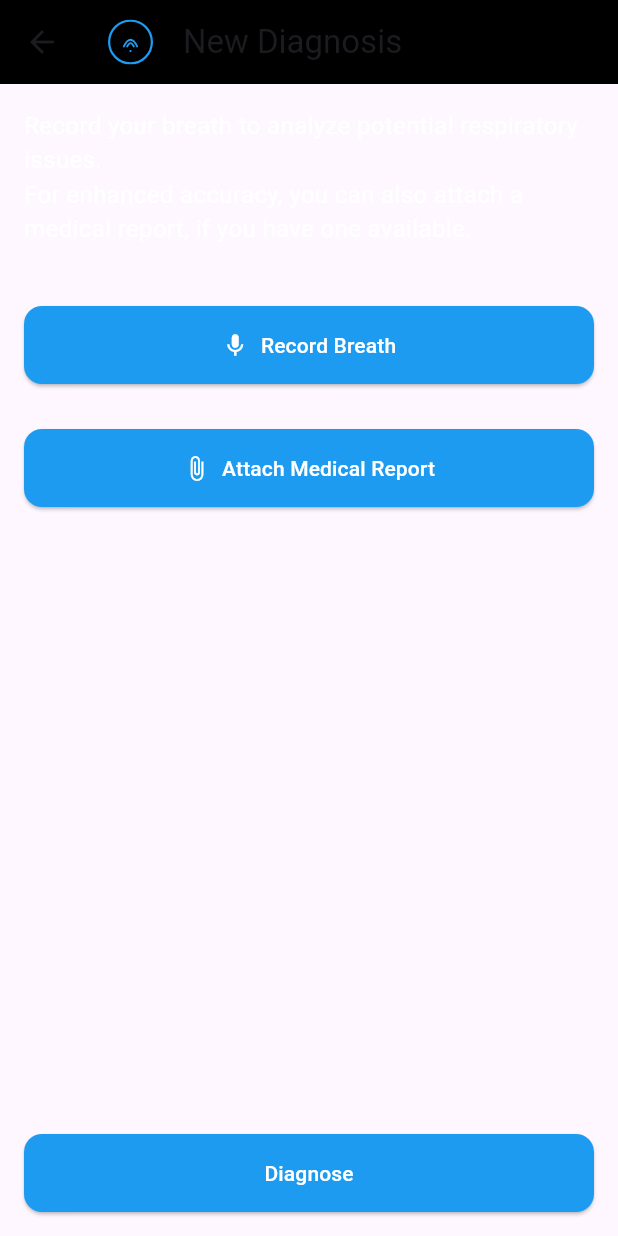
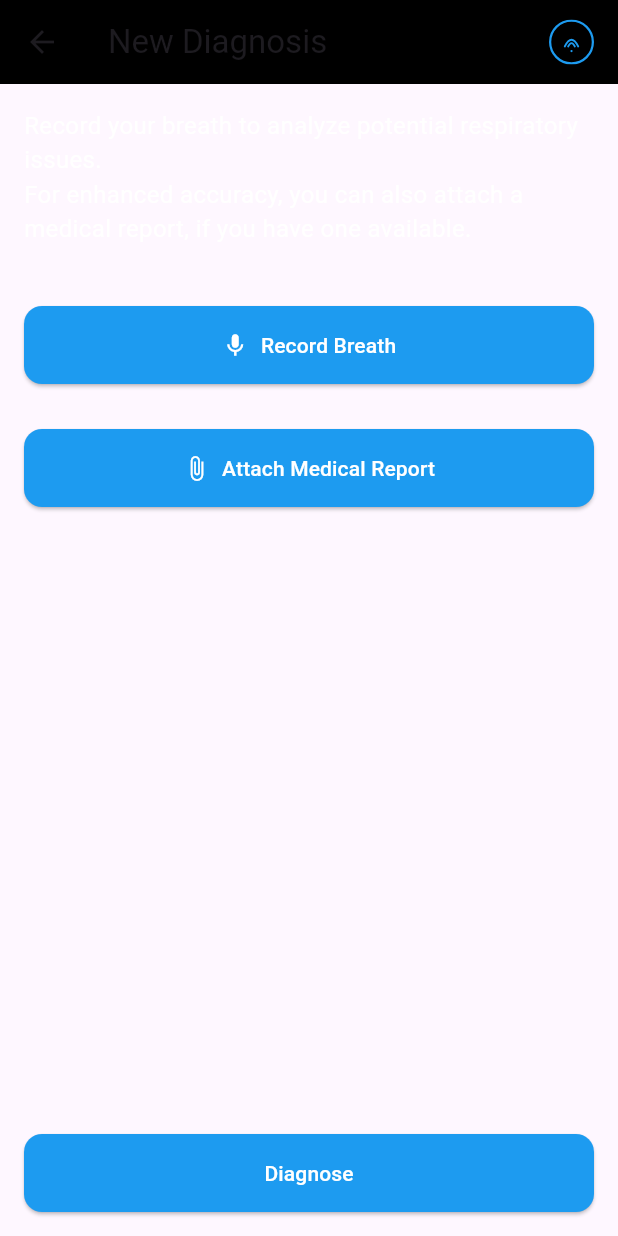
Before and after one commit to ahmedsilinii/breathing_analysis_app, a Flutter app: the CreateDiagnosisScreen screen opened directly, on a phone screen of 412 x 824 dp. Run offline on Flutter 3.47's test engine with Material 3 defaults, Android fonts, the phone set to English and light mode, and no system bars; our stand-ins replace appwrite, flutter_riverpod, flutter_svg, fpdart; statements that could not run were skipped.

Commit message:
made it fancier *sparkles*

```diff
--- a/lib/features/diagnosis/views/create_diagnosis.dart
+++ b/lib/features/diagnosis/views/create_diagnosis.dart
@@ -19,18 +19,18 @@ class _CreateDiagnosisScreenState extends ConsumerState<CreateDiagnosisScreen> {
   Widget build(BuildContext context) {
     return Scaffold(
     appBar: AppBar(
-        title: Row(
-          children: [
-            SvgPicture.asset(
+      title: const Text('New Diagnosis'),
+      actions: [
+        Padding(
+        padding: const EdgeInsets.only(right: 16.0),
+        child: SvgPicture.asset(
           AssetsConstants.breathingLogo,
           // ignore: deprecated_member_use
           color: Palette.blueColor,
           height: 30,
         ),
-            const SizedBox(width: 20),
-            const Text('New Diagnosis'),
+        ),
       ],
-        ),
       backgroundColor: Palette.backgroundColor,
     ),
       body: Padding(
--- a/lib/features/home/view/home_view.dart
+++ b/lib/features/home/view/home_view.dart
@@ -1,4 +1,5 @@
 import 'package:breathing_analysis_app/constants/constants.dart';
+import 'package:breathing_analysis_app/features/diagnosis/views/create_diagnosis.dart';
 import 'package:breathing_analysis_app/theme/palette.dart';
 import 'package:flutter/cupertino.dart';
 import 'package:flutter/material.dart';
@@ -25,13 +26,17 @@ class _HomeViewState extends State<HomeView> {
     });
   }
 
+  void onCreateDiagnosis() {
+    Navigator.push(context, CreateDiagnosisScreen.route());
+  }
+
   @override
   Widget build(BuildContext context) {
     return Scaffold(
       appBar: appBar,
       body: IndexedStack(index: _page, children: UIConstants.bottomTabBarPages),
       floatingActionButton: FloatingActionButton(
-        onPressed: () {},
+        onPressed: onCreateDiagnosis,
         backgroundColor: Palette.blueColor,
         shape: const CircleBorder(),
         child: const Icon(
```
Lines whose indentation alone changed are shown as unchanged.
